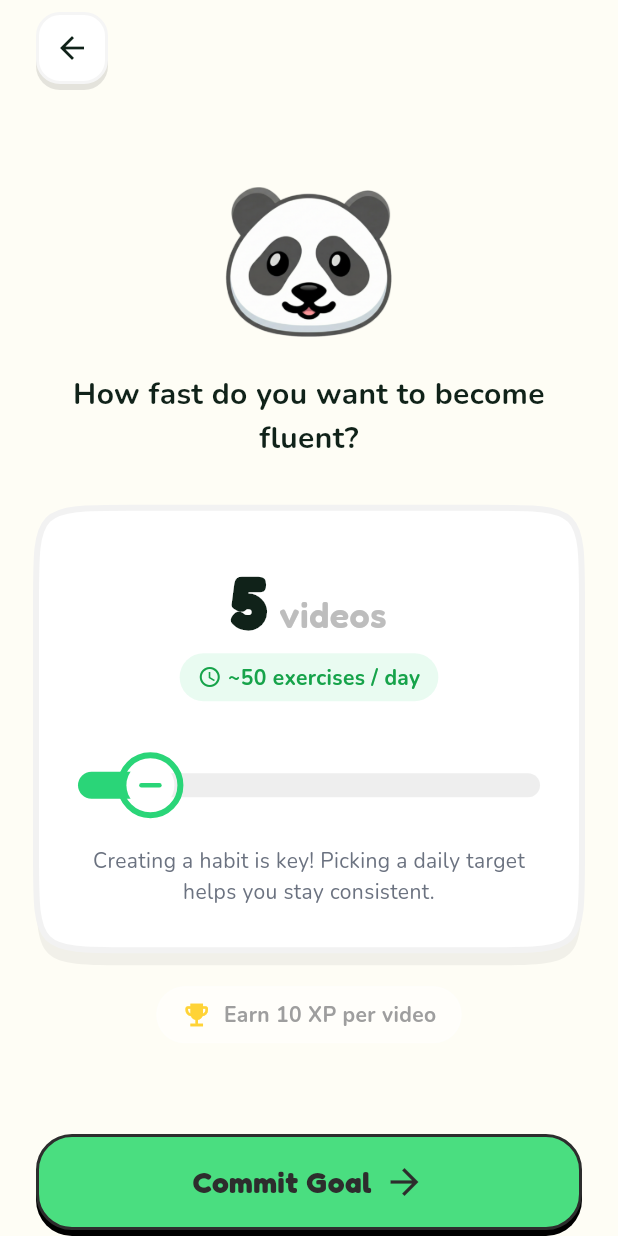
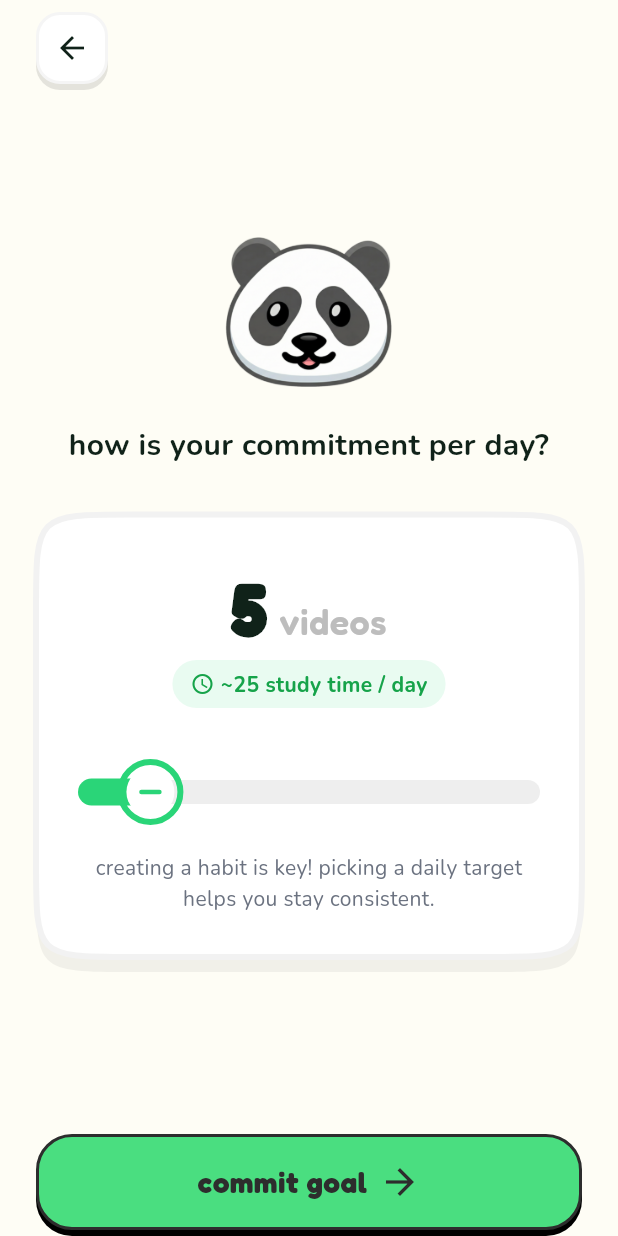
Before and after one commit to davidtran/pandascroll, a Flutter app: the GoalView screen opened directly, on a phone screen of 412 x 824 dp. Run offline on Flutter 3.47's test engine with Material 3 defaults, Android fonts, the phone set to English and light mode, and no system bars; our stand-ins replace confetti, flutter_card_swiper, flutter_local_notifications, flutter_riverpod, font_awesome_flutter, google_sign_in and 10 more; missing offline and left inert: flutter_langdetect, pointer_interceptor, record, tutorial_coach_mark, webview_flutter_android, webview_flutter_wkwebview; accounts and stored records are empty; network calls fail.

Commit message:
update ui

```diff
--- a/lib/src/features/onboarding/presentation/views/goal_view.dart
+++ b/lib/src/features/onboarding/presentation/views/goal_view.dart
@@ -133,7 +133,7 @@ class _GoalViewState extends ConsumerState<GoalView> {
                   const Padding(
                     padding: EdgeInsets.symmetric(horizontal: 24),
                     child: Text(
-                      "How fast do you want to become fluent?",
+                      "how is your commitment per day?",
                       textAlign: TextAlign.center,
                       style: TextStyle(
                         fontFamily: 'Nunito',
@@ -218,7 +218,7 @@ class _GoalViewState extends ConsumerState<GoalView> {
                               ),
                               const SizedBox(width: 4),
                               Text(
-                                "~${(_videoCount * 10)} exercises / day", // Adjusted estimate
+                                "~${(_videoCount * 5)} study time / day", // Adjusted estimate
                                 style: const TextStyle(
                                   color: AppColors.bambooDark,
                                   fontWeight: FontWeight.bold,
@@ -258,7 +258,7 @@ class _GoalViewState extends ConsumerState<GoalView> {
                         const SizedBox(height: 16),
 
                         const Text(
-                          "Creating a habit is key! Picking a daily target helps you stay consistent.",
+                          "creating a habit is key! picking a daily target helps you stay consistent.",
                           textAlign: TextAlign.center,
                           style: TextStyle(
                             color: AppColors.textLight,
@@ -274,37 +274,6 @@ class _GoalViewState extends ConsumerState<GoalView> {
                   const SizedBox(height: 24),
 
                   // Gamification context
-                  Container(
-                    padding: const EdgeInsets.symmetric(
-                      horizontal: 16,
-                      vertical: 8,
-                    ),
-                    decoration: BoxDecoration(
-                      color: Colors.white.withOpacity(0.5),
-                      borderRadius: BorderRadius.circular(20),
-                      border: Border.all(color: Colors.white.withOpacity(0.2)),
-                    ),
-                    child: Row(
-                      mainAxisSize: MainAxisSize.min,
-                      children: [
-                        const Icon(
-                          Icons.emoji_events,
-                          color: AppColors.accentFun,
-                          size: 20,
-                        ),
-                        const SizedBox(width: 8),
-                        Text(
-                          "Earn 10 XP per video",
-                          style: TextStyle(
-                            color: Colors.grey[500],
-                            fontWeight: FontWeight.bold,
-                            fontSize: 14,
-                          ),
-                        ),
-                      ],
-                    ),
-                  ),
-
                   const Spacer(),
 
                   // Footer
@@ -315,7 +284,7 @@ class _GoalViewState extends ConsumerState<GoalView> {
                       right: 24,
                     ),
                     child: PandaButton(
-                      text: "Commit Goal",
+                      text: "commit goal",
                       onPressed: _commitGoal,
                       icon: Icons.arrow_forward,
                     ),
```
Also changed, not shown: lib/src/features/feed/presentation/widgets/comments_panel.dart (+11 -7 lines), lib/src/features/feed/presentation/widgets/video_post.dart (+10 -5 lines), lib/src/features/flashcards/presentation/views/flashcards_view.dart (+16 -6 lines), lib/src/features/onboarding/presentation/views/interests_view.dart (+6 -4 lines), lib/src/features/onboarding/presentation/views/language_level_view.dart (+4 -28 lines), lib/src/features/onboarding/presentation/views/target_language_view.dart (+1 -29 lines).
